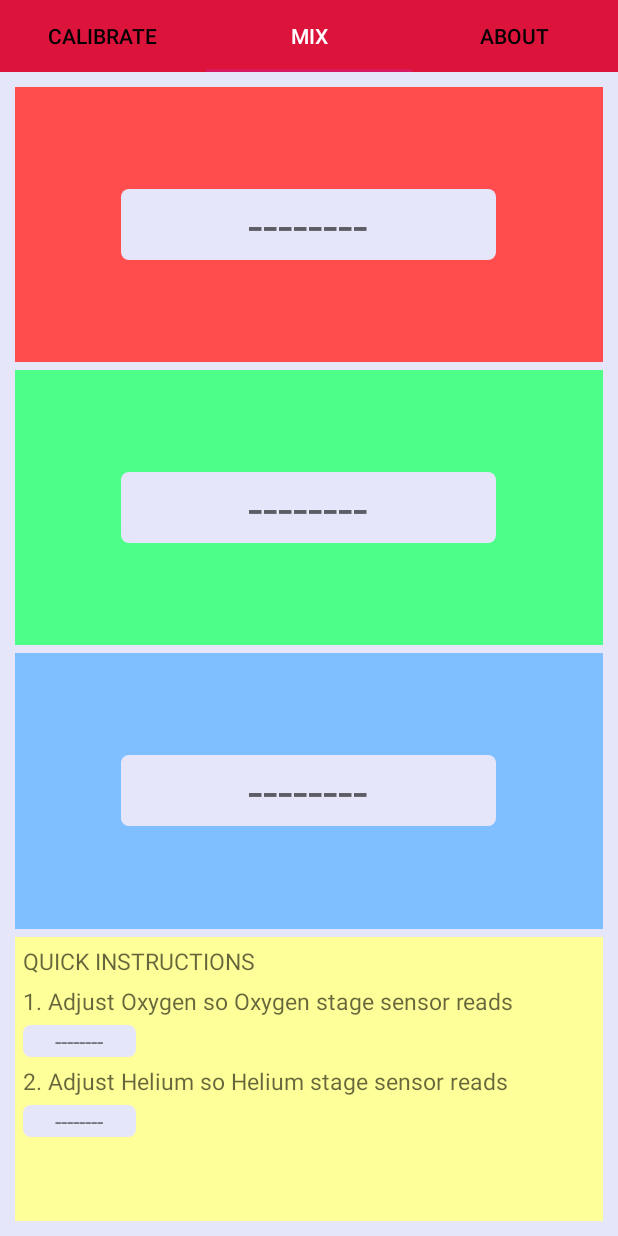
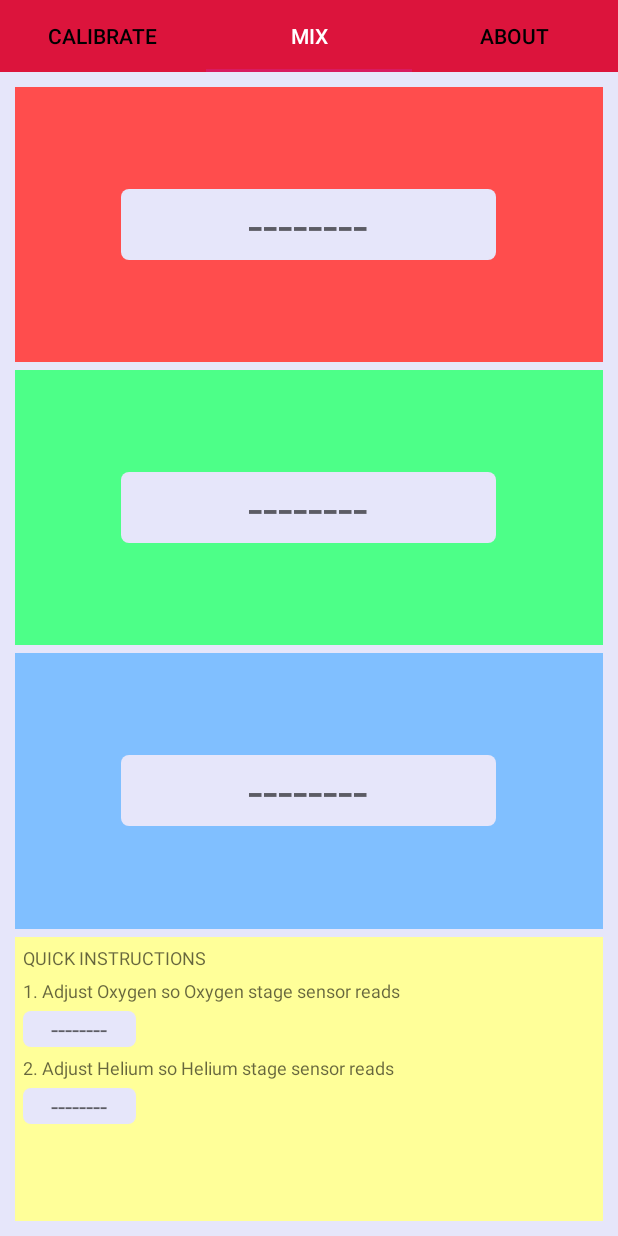
Before and after one commit to JureZelic/TrimixMix, an Android app: the screen it shows after launch (MainActivity), tab 2 chosen, on a phone screen of 412 x 824 dp. Run offline under Robolectric (Android 15) with nearby library versions, the phone set to English and light mode, and no system bars; libraries missing offline, so code that uses them is left out: com.felhr.usbserial; 1 statement that could not run was skipped.

Commit message:
Final touches

```diff
--- a/android/app/src/main/java/si/gounitis/trimixmix/MainActivity.java
+++ b/android/app/src/main/java/si/gounitis/trimixmix/MainActivity.java
@@ -265,7 +265,7 @@ public class MainActivity extends AppCompatActivity {
     private void getMeasurenments() {
         Voltages voltages = null;
         Date fiveSecondsAgo = new Date(System.currentTimeMillis() - (5 * 1000));
-        //if (readData.getTimestamp()!=null && fiveSecondsAgo.before(readData.getTimestamp()))  // todo comment for test
+        if (readData.getTimestamp()!=null && fiveSecondsAgo.before(readData.getTimestamp()))  // todo comment for test
             voltages = Utils.toJson(readData.getValue());
 
         if (voltages==null) {
--- a/android/app/src/main/java/si/gounitis/trimixmix/util/Utils.java
+++ b/android/app/src/main/java/si/gounitis/trimixmix/util/Utils.java
@@ -13,7 +13,7 @@ public class Utils {
     private static String TEST_STRING = "{\"ads0mv\":7.123,\"ads1mv\":2.325,\"ads2mv\":0.01,\"ads3mv\":0.01,\"adr0mv\":0.01,\"adr1mv\":0.01,\"adr2mv\":0.01,\"adr3mv\":0.01}";
 
     public static Voltages toJson(String measureString) {
-        measureString = TEST_STRING; // todo uncoment for test
+        //measureString = TEST_STRING; // todo comment for test
 
         if (measureString==null) return null;
 
--- a/android/app/src/main/res/layout/fragment_calibrate.xml
+++ b/android/app/src/main/res/layout/fragment_calibrate.xml
@@ -104,7 +104,7 @@
             <TextView
                 android:layout_width="match_parent"
                 android:layout_height="match_parent"
-                android:textSize="15dp"
+                android:textSize="12dp"
                 android:layout_marginTop="5dp"
                 android:layout_marginLeft="5dp"
                 android:text="QUICK INSTRUCTIONS\n 1. Connect the red cable to first stage sensor and the green one to second.\n 2. Calibrate sensors with\n    * comressor switched on\n    * oxygen and heliun inlets closed\n 3. Set desired helium and switch to MIX tab" />
--- a/android/app/src/main/res/layout/fragment_mix.xml
+++ b/android/app/src/main/res/layout/fragment_mix.xml
@@ -92,7 +92,7 @@
             android:orientation="vertical"
             android:background="#ffff99">
             <TextView
-                android:textSize="15dp"
+                android:textSize="12dp"
                 android:layout_width="wrap_content"
                 android:layout_height="wrap_content"
                 android:layout_marginTop="5dp"
@@ -100,7 +100,7 @@
                 android:textAppearance="@style/TextAppearance.AppCompat.Display1"
                 android:text="QUICK INSTRUCTIONS" />
             <TextView
-                android:textSize="15dp"
+                android:textSize="12dp"
                 android:layout_width="wrap_content"
                 android:layout_height="wrap_content"
                 android:layout_marginTop="5dp"
@@ -109,7 +109,7 @@
                 android:text="1. Adjust Oxygen so Oxygen stage sensor reads" />
             <TextView
                 android:gravity="center"
-                android:textSize="15dp"
+                android:textSize="17dp"
                 android:id="@+id/firstSensorDisplay"
                 android:layout_width="75dp"
                 android:layout_height="wrap_content"
@@ -119,7 +119,7 @@
                 android:text="--------"
                 android:textAppearance="@style/TextAppearance.AppCompat.Display1" />
             <TextView
-                android:textSize="15dp"
+                android:textSize="12dp"
                 android:layout_width="wrap_content"
                 android:layout_height="wrap_content"
                 android:layout_marginTop="5dp"
@@ -128,7 +128,7 @@
                 android:text="2. Adjust Helium so Helium stage sensor reads" />
             <TextView
                 android:gravity="center"
-                android:textSize="15dp"
+                android:textSize="17dp"
                 android:id="@+id/secondSensorDisplay"
                 android:layout_width="75dp"
                 android:layout_height="wrap_content"
```
